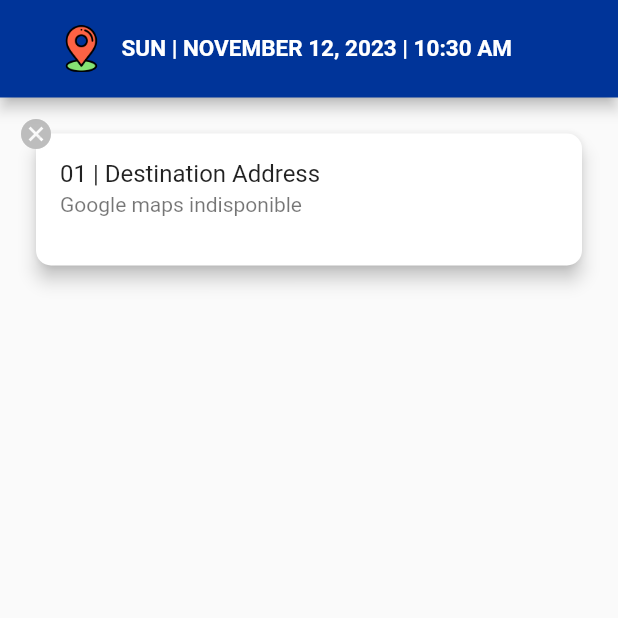
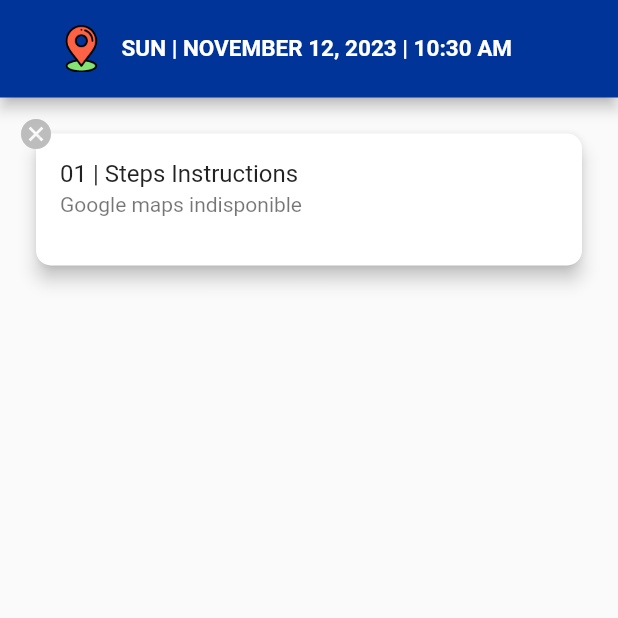
Before and after one commit to ziyi-hub/Flutter_Arduino, a Flutter app: the screen it shows after launch, on a phone screen of 412 x 824 dp, the top half of it. Run offline on Flutter 3.47's test engine with Material 2 defaults, Android fonts, the phone set to English and light mode, and no system bars; our stand-ins replace dio, google_maps_flutter, location; missing offline and left inert: flutter_polyline_points.

Commit message:
fix: bugs

```diff
--- a/lib/location_map.dart
+++ b/lib/location_map.dart
@@ -44,10 +44,18 @@ class _LocationMapState extends State<LocationMap> {
     });
   }
 
-  Future<List<dynamic>> waitNextDirection(List step) async {
-    await Future.delayed(const Duration(seconds: 1));
-    return step;
+  dynamic waitNextDirection() async {
+    List<dynamic> steps = [
+      {"name": 'sfs'},
+      {"name": 'sdfsdf'}
+    ];
+    for (final step in steps) {
+      await Future.delayed(const Duration(seconds: 1));
+      return step;
+    }
   }
+
+  late dynamic test = waitNextDirection();
 
   @override
   Widget build(BuildContext context) {
@@ -95,13 +103,15 @@ class _LocationMapState extends State<LocationMap> {
                             title: Text(taskDetails.taskNumber +
                                 " | " +
                                 taskDetails.taskDetails),
-                            subtitle: (Provider.of<LocationProvider>(context)
-                                        .info) !=
-                                    null
-                                ? Text(Provider.of<LocationProvider>(context)
-                                    .stepsInstructions[0][1]
-                                    .toString())
-                                : Text(taskDetails.taskNote),
+                            subtitle:
+                                (Provider.of<LocationProvider>(context).info) !=
+                                        null
+                                    ? Text(
+                                        Provider.of<LocationProvider>(context)
+                                            .stepsInstructions[0][1]
+                                            .toString(),
+                                      )
+                                    : Text(taskDetails.taskNote),
                           ),
                           ButtonBar(
                             children: <Widget>[],
--- a/lib/main.dart
+++ b/lib/main.dart
@@ -17,7 +17,7 @@ import 'location_map.dart';
 import 'location_provider.dart';
 
 void main() => runApp(
-      MyMapScreen(TaskDetail("01", "Destination Address",
+      MyMapScreen(TaskDetail("01", "Steps Instructions",
           "Google maps indisponible", 45.1939059, 5.7657611)),
     );
 
```
